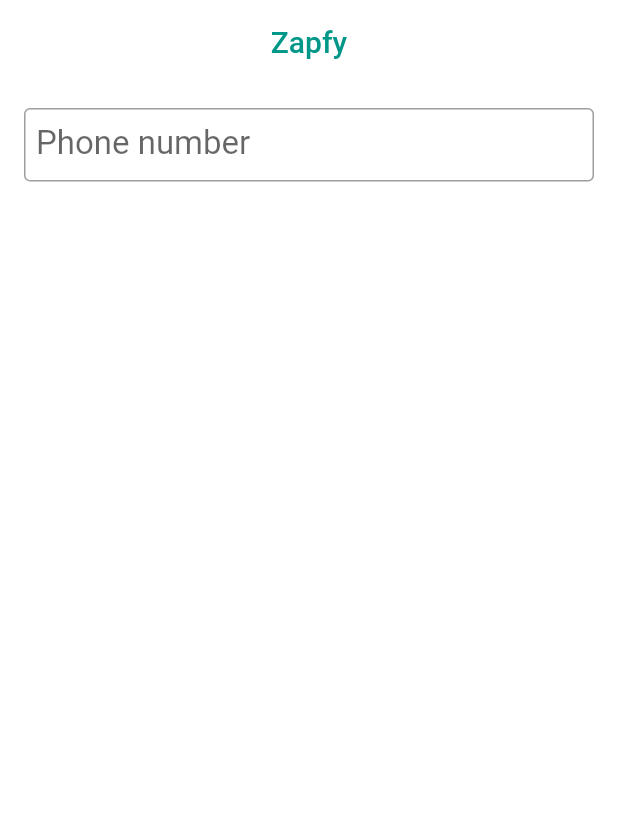
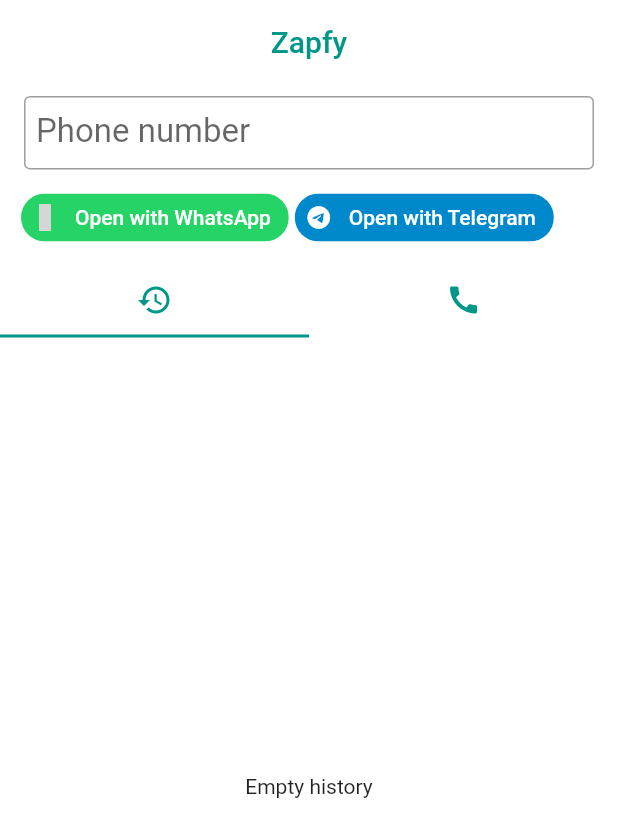
Before and after one commit to trilobitech/zapify, a Flutter app: the screen it shows after launch, on a phone screen of 412 x 824 dp. Shown: the top 837 px of the screen. Run offline on Flutter 3.47's test engine with Material 2 defaults, Android fonts, the phone set to English and light mode, and no system bars; missing offline and left inert: phone_number; statements that could not run were skipped; grey boxes are pictures that could not be loaded.

Commit message:
Improve layout

```diff
--- a/lib/app/app.dart
+++ b/lib/app/app.dart
@@ -19,7 +19,7 @@ class MyApp extends StatelessWidget {
         ),
         scaffoldBackgroundColor: Colors.white,
       ),
-      home: const MyHomePage(title: 'Zapfy'),
+      home: MyHomePage(title: 'Zapfy'),
     );
   }
 }
--- /dev/null
+++ b/lib/app/home/chatapp_launcher/chatapp_launcher.dart
@@ -0,0 +1,21 @@
+import 'package:url_launcher/url_launcher.dart';
+import 'package:zapfy/app/home/models/app_info.dart';
+
+abstract class IChatAppLauncher {
+  Future launch(String phoneNumber);
+
+  AppInfo info();
+}
+
+abstract class AbstractChatAppLauncher implements IChatAppLauncher {
+  String buildAppDeeplink(String phoneNumber);
+
+  @override
+  launch(String phoneNumber) async {
+    final Uri uri = Uri.parse(buildAppDeeplink(phoneNumber));
+    if (!await canLaunchUrl(uri) ||
+        !await launchUrl(uri, mode: LaunchMode.externalApplication)) {
+      throw 'Could not launch $uri';
+    }
+  }
+}
--- /dev/null
+++ b/lib/app/home/chatapp_launcher/telegram_launcher.dart
@@ -0,0 +1,17 @@
+import 'package:flutter/material.dart';
+import 'package:zapfy/app/home/chatapp_launcher/chatapp_launcher.dart';
+import 'package:zapfy/app/home/models/app_info.dart';
+
+class TelegramLauncher extends AbstractChatAppLauncher {
+  @override
+  String buildAppDeeplink(String phoneNumber) => 'https://t.me/$phoneNumber';
+
+  @override
+  AppInfo info() {
+    return const AppInfo(
+      icon: Icons.telegram,
+      label: 'Open with Telegram',
+      brandColor: Color(0xFF0088CC),
+    );
+  }
+}
--- /dev/null
+++ b/lib/app/home/chatapp_launcher/whatsapp_launcher.dart
@@ -0,0 +1,17 @@
+import 'package:flutter/material.dart';
+import 'package:zapfy/app/home/chatapp_launcher/chatapp_launcher.dart';
+import 'package:zapfy/app/home/models/app_info.dart';
+
+class WhatsAppLauncher extends AbstractChatAppLauncher {
+  @override
+  String buildAppDeeplink(String phoneNumber) => 'https://wa.me/$phoneNumber';
+
+  @override
+  AppInfo info() {
+    return const AppInfo(
+      icon: Icons.whatsapp,
+      label: 'Open with WhatsApp',
+      brandColor: Color(0xFF25d366),
+    );
+  }
+}
--- a/lib/app/home/home_page.dart
+++ b/lib/app/home/home_page.dart
@@ -1,49 +1,136 @@
 import 'package:flutter/material.dart';
-import 'package:url_launcher/url_launcher.dart';
+import 'package:phone_number/phone_number.dart';
+import 'package:zapfy/app/home/chatapp_launcher/telegram_launcher.dart';
+import 'package:zapfy/app/home/chatapp_launcher/whatsapp_launcher.dart';
+import 'package:zapfy/app/home/models/region.dart';
+import 'package:zapfy/app/home/widgets/app_launcher_widget.dart';
+import 'package:zapfy/app/home/widgets/call_log_tab_page.dart';
+import 'package:zapfy/app/home/widgets/phone_field_widget.dart';
+import 'package:zapfy/app/home/widgets/recents_tab_page.dart';
+import 'package:zapfy/app/home/widgets/region_picker.dart';
+import 'package:zapfy/app/home/widgets/tabs.dart';
 
 class MyHomePage extends StatefulWidget {
-  const MyHomePage({Key? key, required this.title}) : super(key: key);
+  MyHomePage({Key? key, required this.title}) : super(key: key);
 
   final String title;
+  final PhoneNumberUtil plugin = PhoneNumberUtil();
 
   @override
-  State<MyHomePage> createState() => _MyHomePageState();
+  State<StatefulWidget> createState() => _MyHomePageState();
 }
 
 class _MyHomePageState extends State<MyHomePage> {
+  Region? region;
+  TextEditingController controller = TextEditingController();
+
+  List<Region> _regions = [];
+
+  void update() {
+    setState(() {
+      if (region != null) {
+        controller = PhoneNumberEditingController.fromValue(
+          widget.plugin,
+          controller.value,
+          regionCode: region!.code,
+        );
+      }
+    });
+  }
+
   @override
   Widget build(BuildContext context) {
+    selectCarrierRegionCodeIfNeeded();
+
     return Scaffold(
       appBar: AppBar(
         title: Text(widget.title),
       ),
-      body: Padding(
-        padding: const EdgeInsets.all(16),
-        child: Column(
-          children: [
-            TextField(
-              style: const TextStyle(fontSize: 22, height: 1.5),
-              textInputAction: TextInputAction.go,
-              keyboardType: TextInputType.phone,
-              onSubmitted: _onSubmitted,
-              decoration: const InputDecoration(
-                labelText: 'Phone number',
-                contentPadding:
-                    EdgeInsets.symmetric(vertical: 8, horizontal: 8),
-                border: OutlineInputBorder(),
-              ),
+      body: Column(
+        crossAxisAlignment: CrossAxisAlignment.start,
+        children: [
+          PhoneFieldWidget(
+            region: region,
+            onRegionPressed: onRegionPressed,
+            controller: controller,
+            padding: const EdgeInsets.symmetric(
+              vertical: 8,
+              horizontal: 16,
             ),
-          ],
-        ),
+          ),
+          AppLauncherWidget(
+            region: region,
+            valueListenable: controller,
+            chatAppLaunchers: [
+              WhatsAppLauncher(),
+              TelegramLauncher(),
+            ],
+          ),
+          const Expanded(
+            child: TabListView(
+              tabs: [
+                RecentsTabPage(),
+                CallLogTabPage(),
+              ],
+            ),
+          ),
+        ],
       ),
     );
   }
 
-  Future _onSubmitted(String phoneNumber) async {
-    final Uri url = Uri.parse('https://wa.me/$phoneNumber');
-    if (!await canLaunchUrl(url) ||
-        !await launchUrl(url, mode: LaunchMode.externalApplication)) {
-      throw 'Could not launch $url';
+  onRegionPressed(Region? current) async {
+    dismissKeyboard(context);
+
+    final regions = await getRegions();
+
+    final route = MaterialPageRoute<Region>(
+      fullscreenDialog: true,
+      builder: (_) => RegionPicker(regions: regions),
+    );
+
+    final selectedRegion = await Navigator.of(context).push<Region>(route);
+
+    if (selectedRegion != null) {
+      print('Region selected: $selectedRegion');
+      region = selectedRegion;
+      update();
     }
   }
+
+  void dismissKeyboard(BuildContext context) =>
+      FocusScope.of(context).unfocus();
+
+  selectCarrierRegionCodeIfNeeded() async {
+    if (region != null) return;
+    region = await carrierRegionCode();
+    update();
+  }
+
+  Future<Region> carrierRegionCode() async {
+    final code = await widget.plugin
+        .carrierRegionCode()
+        .then((value) => value.toUpperCase());
+
+    final allRegions = await getRegions();
+    final regionInfo = allRegions.firstWhere(
+      (element) => element.code == code,
+      orElse: () => Region('BR', 55, 'Brazil'),
+    );
+
+    return Region(regionInfo.code, regionInfo.prefix, regionInfo.name);
+  }
+
+  Future<List<Region>> getRegions() async {
+    if (_regions.isEmpty) {
+      final regions = await widget.plugin.allSupportedRegions();
+
+      _regions = regions
+          .map((e) => Region(e.code, e.prefix, e.name))
+          .toList(growable: false);
+
+      _regions.sort((a, b) => a.name.compareTo(b.name));
+    }
+    return _regions;
+  }
 }
--- /dev/null
+++ b/lib/app/home/models/app_info.dart
@@ -0,0 +1,13 @@
+import 'package:flutter/material.dart';
+
+class AppInfo {
+  const AppInfo({
+    required this.icon,
+    required this.label,
+    required this.brandColor,
+  });
+
+  final IconData icon;
+  final String label;
+  final Color brandColor;
+}
--- /dev/null
+++ b/lib/app/home/models/region.dart
@@ -0,0 +1,17 @@
+class Region extends Comparable<Region> {
+  Region(this.code, this.prefix, this.name);
+
+  final String code;
+  final int prefix;
+  final String name;
+  late String? flag = code.toUpperCase().replaceAllMapped(
+        RegExp(r'[A-Z]'),
+        (match) => String.fromCharCode(match.group(0)!.codeUnitAt(0) + 127397),
+      );
+
+  @override
+  int compareTo(other) => code.compareTo(other.code);
+
+  @override
+  String toString() => 'Region{name: $name, code: $code, prefix: $prefix}';
+}
--- /dev/null
+++ b/lib/app/home/widgets/app_launcher_widget.dart
@@ -0,0 +1,55 @@
+import 'package:flutter/foundation.dart';
+import 'package:flutter/material.dart';
+import 'package:zapfy/app/home/chatapp_launcher/chatapp_launcher.dart';
+import 'package:zapfy/app/home/models/region.dart';
+
+class AppLauncherWidget extends StatelessWidget {
+  const AppLauncherWidget({
+    Key? key,
+    required this.region,
+    required this.valueListenable,
+    required this.chatAppLaunchers,
+  }) : super(key: key);
+
+  final Region? region;
+  final ValueListenable<TextEditingValue> valueListenable;
+  final List<IChatAppLauncher> chatAppLaunchers;
+
+  @override
+  Widget build(BuildContext context) {
+    return SingleChildScrollView(
+      scrollDirection: Axis.horizontal,
+      padding: const EdgeInsets.only(left: 12, right: 12, bottom: 8),
+      child: Row(
+        children: chatAppLaunchers.map(
+          (chatAppLauncher) {
+            final info = chatAppLauncher.info();
+            return Padding(
+              padding: const EdgeInsets.symmetric(horizontal: 2),
+              child: ActionChip(
+                avatar: Icon(info.icon, color: Colors.white),
+                label: Text(info.label),
+                labelStyle: const TextStyle(color: Colors.white),
+                backgroundColor: info.brandColor,
+                onPressed: () {
+                  openChatApp(chatAppLauncher);
+                },
+              ),
+            );
+          },
+        ).toList(growable: false),
+      ),
+    );
+  }
+
+  openChatApp(IChatAppLauncher chatAppLauncher) async {
+    final phoneNumber =
+        '+${region!.prefix}${valueListenable.value.text.replaceAll(RegExp(r'\D'), '')}';
+
+    chatAppLauncher.launch(phoneNumber).then((value) {
+      // TODO: save on history
+    }).onError((error, stackTrace) {
+      // TODO: log error
+    });
+  }
+}
--- /dev/null
+++ b/lib/app/home/widgets/phone_field_widget.dart
@@ -0,0 +1,71 @@
+import 'package:flutter/material.dart';
+import 'package:zapfy/app/home/models/region.dart';
+
+class PhoneFieldWidget extends StatelessWidget {
+  const PhoneFieldWidget({
+    Key? key,
+    this.region,
+    required this.onRegionPressed,
+    required this.controller,
+    this.padding = EdgeInsets.zero,
+  }) : super(key: key);
+
+  final Region? region;
+  final TextEditingController controller;
+  final EdgeInsetsGeometry padding;
+  final Function(Region?) onRegionPressed;
+
+  @override
+  Widget build(BuildContext context) {
+    return Padding(
+      padding: padding,
+      child: Row(
+        children: [
+          Expanded(
+            child: TextField(
+              style: const TextStyle(fontSize: 22, height: 1.5),
+              controller: controller,
+              // maxLength: 12,
+              textInputAction: TextInputAction.go,
+              keyboardType: TextInputType.phone,
+              onSubmitted: _onSubmitted,
+              decoration: InputDecoration(
+                prefix: regionSelectorButton(),
+                labelText: 'Phone number',
+                contentPadding:
+                    const EdgeInsets.symmetric(vertical: 8, horizontal: 8),
+                border: const OutlineInputBorder(),
+                // errorText: 'an error',
+              ),
+            ),
+          ),
+        ],
+      ),
+    );
+  }
+
+  Widget? regionSelectorButton() {
+    if (region == null) return null;
+
+    return TextButton(
+      onPressed: () {
+        onRegionPressed(region);
+      },
+      child: Text(
+        '${region!.flag} +${region!.prefix}',
+        style: const TextStyle(fontSize: 22, height: 1.5),
+      ),
+    );
+  }
+
+  void _onSubmitted(String phoneNumber) {
+    if (isValidPhoneNumber(phoneNumber)) {
+      // launchChat(phoneNumber);
+    }
+  }
+
+  bool isValidPhoneNumber(String phoneNumber) {
+    // TODO: validate phone number
+    return true;
+  }
+}
--- /dev/null
+++ b/lib/app/home/widgets/recents_tab_page.dart
@@ -0,0 +1,16 @@
+import 'package:flutter/material.dart';
+import 'package:zapfy/app/home/widgets/tabs.dart';
+
+class RecentsTabPage extends StatelessWidget implements TabPage {
+  const RecentsTabPage({Key? key}) : super(key: key);
+
+  @override
+  IconData get icon => Icons.history;
+
+  @override
+  Widget build(BuildContext context) {
+    return const Center(
+      child: Text('Empty history'),
+    );
+  }
+}
--- /dev/null
+++ b/lib/app/home/widgets/tabs.dart
@@ -0,0 +1,33 @@
+import 'package:flutter/material.dart';
+
+abstract class TabPage implements Widget {
+  IconData get icon;
+}
+
+class TabListView extends StatelessWidget {
+  const TabListView({Key? key, required this.tabs}) : super(key: key);
+
+  final List<TabPage> tabs;
+
+  @override
+  Widget build(BuildContext context) {
+    return DefaultTabController(
+      length: tabs.length,
+      child: Scaffold(
+        appBar: TabBar(
+          tabs: tabs
+              .map(
+                (tab) => Tab(
+                  icon: Icon(
+                    tab.icon,
+                    color: Colors.teal,
+                  ),
+                ),
+              )
+              .toList(growable: false),
+        ),
+        body: TabBarView(children: tabs),
+      ),
+    );
+  }
+}
--- a/pubspec.yaml
+++ b/pubspec.yaml
@@ -35,6 +35,7 @@ dependencies:
   # Use with the CupertinoIcons class for iOS style icons.
   cupertino_icons: ^1.0.2
   url_launcher: ^6.1.4
+  phone_number: ^0.12.0+2
 
 dev_dependencies:
   flutter_test:
```
Also changed, not shown: lib/app/home/widgets/call_log_tab_page.dart (added, +16 -0 lines), lib/app/home/widgets/region_picker.dart (added, +113 -0 lines), pubspec.lock.
